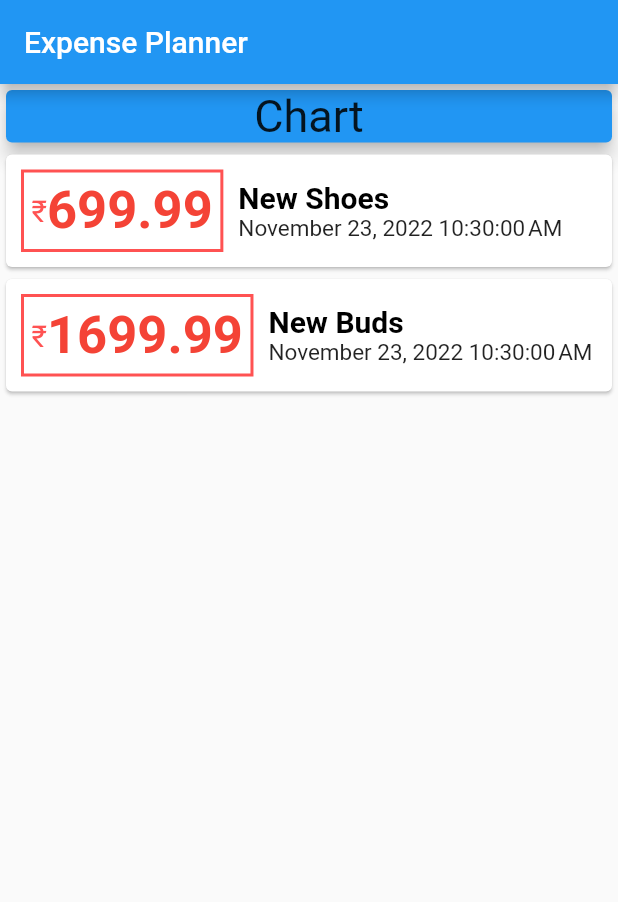
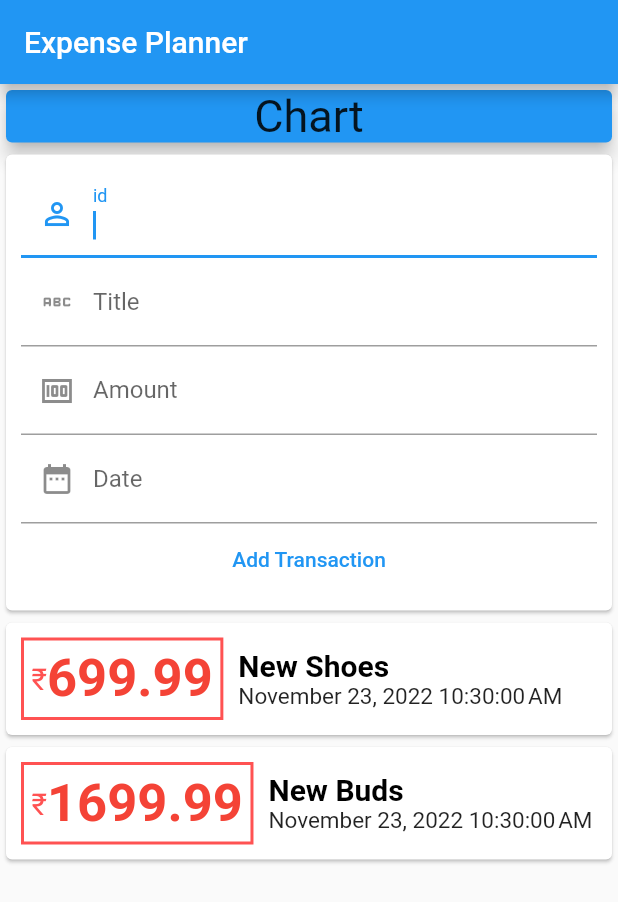
Before and after one commit to RishabhSaini619/udemy_practice_002, a Flutter app: the screen it shows after launch, on a phone screen of 412 x 824 dp. Shown: the top 902 px of the screen. Run offline on Flutter 3.47's test engine with Material 2 defaults, Android fonts, the light colour scheme and no system bars.

Commit message:
get test input

```diff
--- a/lib/myHomePage.dart
+++ b/lib/myHomePage.dart
@@ -1,8 +1,12 @@
+// ignore_for_file: depend_on_referenced_packages
+
 import 'package:flutter/material.dart';
 import 'package:udemy_practice_002/transaction.dart';
 import 'package:intl/intl.dart';
 
 class MyHomePage extends StatelessWidget {
+  String inputTitle;
+  String inputAmount;
   final List<Transaction> transactions = [
     Transaction(
       id: 't1',
@@ -39,7 +43,67 @@ class MyHomePage extends StatelessWidget {
                 ),
               ),
             ),
-            //
+          ),
+          Card(
+            child: Container(
+              padding: const EdgeInsets.all(10),
+              child: Column(
+                children: [
+                  const TextField(
+                    decoration: InputDecoration(
+                      labelText: 'id',
+                      prefixIcon: Icon(
+                        Icons.perm_identity,
+                      ),
+                    ),
+                    autocorrect: true,
+                    autofocus: true,
+                  ),
+                  TextField(
+                    onChanged: (value) {
+                      inputTitle = value;
+                    },
+                    decoration: const InputDecoration(
+                      labelText: 'Title',
+                      prefixIcon: Icon(
+                        Icons.abc_rounded,
+                      ),
+                    ),
+                    autocorrect: true,
+                    autofocus: true,
+                  ),
+                  TextField(
+                    onChanged: (value) {
+                      inputAmount = value;
+                    },
+                    decoration: const InputDecoration(
+                      labelText: 'Amount',
+                      prefixIcon: Icon(
+                        Icons.money,
+                      ),
+                    ),
+                    autocorrect: true,
+                    autofocus: true,
+                  ),
+                  const TextField(
+                    decoration: InputDecoration(
+                      labelText: 'Date',
+                      prefixIcon: Icon(
+                        Icons.date_range,
+                      ),
+                    ),
+                    autocorrect: true,
+                    autofocus: true,
+                  ),
+                  TextButton(
+                    onPressed: () {
+                      print('Input Title: $inputTitle \n Input Amount : ₹$inputAmount');
+                    },
+                    child: const Text('Add Transaction'),
+                  ),
+                ],
+              ),
+            ),
           ),
           Column(
             children: transactions.map((tx) {
@@ -82,7 +146,6 @@ class MyHomePage extends StatelessWidget {
                       ),
                     ),
                     Column(
-                      mainAxisAlignment: MainAxisAlignment.start,
                       crossAxisAlignment: CrossAxisAlignment.start,
                       children: [
                         Text(
@@ -90,11 +153,11 @@ class MyHomePage extends StatelessWidget {
                           style: const TextStyle(
                             fontSize: 20,
                             fontWeight: FontWeight.bold,
-                            color: Colors.black
+                            color: Colors.black,
                           ),
                         ),
                         Text(
-                         DateFormat().format(tx.date),
+                          DateFormat().format(tx.date),
                           style: const TextStyle(
                             color: Colors.black87,
                             fontSize: 15,
```
